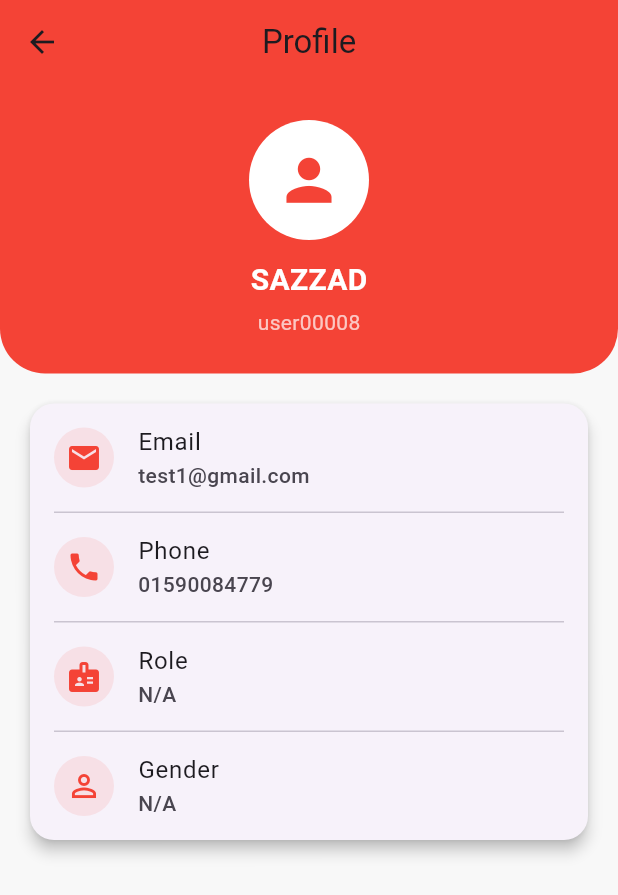
After one commit to SomratSH/from_app, a Flutter app: the ProfilePage screen opened directly, on a phone screen of 412 x 824 dp. The commit adds this screen. Shown: the top 895 px of the screen. Run offline on Flutter 3.47's test engine with Material 3 defaults, Android fonts, the phone set to English and light mode, and no system bars; our stand-ins replace file_picker, image_picker, shared_preferences, shimmer; accounts and stored records are empty; network calls fail.

Commit message:
done all

```diff
--- a/lib/presentation/home/home_page.dart
+++ b/lib/presentation/home/home_page.dart
@@ -5,6 +5,7 @@ import 'package:from_app/presentation/home/widget/shimmer_widget.dart';
 import 'package:from_app/provider/auth_provider.dart';
 import 'package:from_app/provider/home_provider.dart';
 import 'package:provider/provider.dart';
+import 'package:url_launcher/url_launcher.dart';
 
 class HomePage extends StatelessWidget {
   const HomePage({super.key});
@@ -152,7 +153,11 @@ class HomePage extends StatelessWidget {
                       textAlign: TextAlign.center,
                     ),
                     const SizedBox(height: 8),
-                    Row(
+                    InkWell(
+                      onTap: (){
+                        callNumber("01711090660");
+                      },
+                      child: Row(
                         mainAxisAlignment: MainAxisAlignment.center,
                         children: [
                           Icon(Icons.phone, color: Colors.red, size: 20),
@@ -166,6 +171,7 @@ class HomePage extends StatelessWidget {
                             ),
                           ),
                         ],
+                      ),
                     ),
                     const SizedBox(height: 8),
                     Row(
@@ -245,3 +251,16 @@ class HomePage extends StatelessWidget {
     );
   }
 }
+
+
+
+
+Future<void> callNumber(String phoneNumber) async {
+  final Uri uri = Uri(scheme: 'tel', path: phoneNumber);
+
+  if (await canLaunchUrl(uri)) {
+    await launchUrl(uri);
+  } else {
+    throw 'Could not launch $phoneNumber';
+  }
+}
--- /dev/null
+++ b/lib/presentation/profile/profile_page.dart
@@ -0,0 +1,115 @@
+import 'package:flutter/material.dart';
+
+class ProfilePage extends StatelessWidget {
+  const ProfilePage({super.key});
+
+  // Mock data (from your API)
+  final Map<String, String> userData = const {
+    "name": "SAZZAD",
+    "email": "test1@gmail.com",
+    "username": "user00008",
+    "phone": "01590084779",
+    "role": "N/A",
+    "gender": "N/A",
+  };
+
+  @override
+  Widget build(BuildContext context) {
+    return Scaffold(
+      backgroundColor: const Color(0xFFF8F8F8),
+      appBar: AppBar(
+        backgroundColor: Colors.red,
+        title: const Text("Profile"),
+        centerTitle: true,
+      ),
+      body: Column(
+        children: [
+          _buildHeader(),
+          const SizedBox(height: 16),
+          _buildInfoCard(),
+        ],
+      ),
+    );
+  }
+
+  Widget _buildHeader() {
+    return Container(
+      width: double.infinity,
+      padding: const EdgeInsets.symmetric(vertical: 24),
+      decoration: const BoxDecoration(
+        color: Colors.red,
+        borderRadius: BorderRadius.only(
+          bottomLeft: Radius.circular(30),
+          bottomRight: Radius.circular(30),
+        ),
+      ),
+      child: Column(
+        children: const [
+          CircleAvatar(
+            radius: 40,
+            backgroundColor: Colors.white,
+            child: Icon(Icons.person, size: 45, color: Colors.red),
+          ),
+          SizedBox(height: 12),
+          Text(
+            "SAZZAD",
+            style: TextStyle(
+              color: Colors.white,
+              fontSize: 20,
+              fontWeight: FontWeight.bold,
+            ),
+          ),
+          SizedBox(height: 4),
+          Text(
+            "user00008",
+            style: TextStyle(color: Colors.white70),
+          ),
+        ],
+      ),
+    );
+  }
+
+  Widget _buildInfoCard() {
+    return Padding(
+      padding: const EdgeInsets.symmetric(horizontal: 16),
+      child: Card(
+        shape: RoundedRectangleBorder(
+          borderRadius: BorderRadius.circular(16),
+        ),
+        elevation: 4,
+        child: Column(
+          children: [
+            _infoTile(Icons.email, "Email", userData["email"]!),
+            _divider(),
+            _infoTile(Icons.phone, "Phone", userData["phone"]!),
+            _divider(),
+            _infoTile(Icons.badge, "Role", userData["role"]!),
+            _divider(),
+            _infoTile(Icons.person_outline, "Gender", userData["gender"]!),
+          ],
+        ),
+      ),
+    );
+  }
+
+  Widget _infoTile(IconData icon, String title, String value) {
+    return ListTile(
+      leading: CircleAvatar(
+        backgroundColor: Colors.red.withOpacity(0.1),
+        child: Icon(icon, color: Colors.red),
+      ),
+      title: Text(title),
+      subtitle: Text(
+        value,
+        style: const TextStyle(fontWeight: FontWeight.w500),
+      ),
+    );
+  }
+
+  Widget _divider() {
+    return const Padding(
+      padding: EdgeInsets.symmetric(horizontal: 16),
+      child: Divider(height: 1),
+    );
+  }
+}
--- /dev/null
+++ b/lib/presentation/profile/user_model.dart
@@ -0,0 +1,31 @@
+class UserModel {
+  final int ?id;
+  final String  ?name;
+  final String ?email;
+  final String ?username;
+  final String ?phone;
+  final String ?role;
+  final String ?gender;
+
+  UserModel({
+     this.id,
+     this.name,
+     this.email,
+     this.username,
+     this.phone,
+     this.role,
+     this.gender,
+  });
+
+  factory UserModel.fromJson(Map<String, dynamic> json) {
+    return UserModel(
+      id: json['id'],
+      name: json['name'] ?? '',
+      email: json['email'] ?? '',
+      username: json['username'] ?? '',
+      phone: json['phone'] ?? '',
+      role: json['role'] ?? 'N/A',
+      gender: json['gender'] ?? 'N/A',
+    );
+  }
+}
--- a/lib/provider/auth_provider.dart
+++ b/lib/provider/auth_provider.dart
@@ -86,6 +86,7 @@ class AuthProvider extends ChangeNotifier {
         // if (data["errors"]["email"] != null) {
         //   return false;
         // }
+
         String token = data["token"];
 
         // SAVE TOKEN
--- a/pubspec.yaml
+++ b/pubspec.yaml
@@ -40,6 +40,7 @@ dependencies:
   shared_preferences: ^2.5.3
   image_picker: ^1.2.1
   shimmer: ^3.0.0
+  url_launcher: ^6.3.2
 
 dev_dependencies:
   flutter_test:
```
Also changed, not shown: pubspec.lock, 7 other files. Lines whose indentation alone changed are shown as unchanged.
